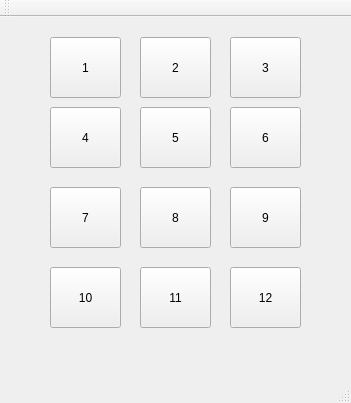
First picture: the form in GUI/mainwindow.ui, repository Maknez/CompProject-, before the edit.
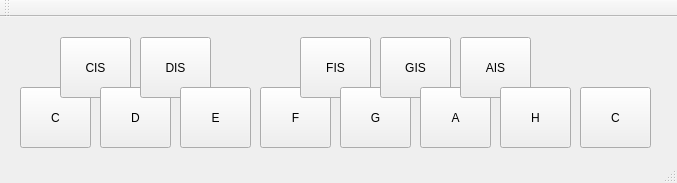
Second picture: the form after the edit.

```diff
--- a/GUI/mainwindow.ui
+++ b/GUI/mainwindow.ui
@@ -6,8 +6,8 @@
    <rect>
     <x>0</x>
     <y>0</y>
-    <width>351</width>
-    <height>403</height>
+    <width>677</width>
+    <height>183</height>
    </rect>
   </property>
   <property name="windowTitle">
@@ -17,157 +17,170 @@
    <widget class="QToolButton" name="toolButton">
     <property name="geometry">
      <rect>
-      <x>50</x>
-      <y>20</y>
+      <x>20</x>
+      <y>70</y>
       <width>71</width>
       <height>61</height>
      </rect>
     </property>
     <property name="text">
-     <string>1</string>
+     <string>C</string>
     </property>
    </widget>
    <widget class="QToolButton" name="toolButton_2">
     <property name="geometry">
      <rect>
-      <x>140</x>
+      <x>60</x>
       <y>20</y>
       <width>71</width>
       <height>61</height>
      </rect>
     </property>
     <property name="text">
-     <string>2</string>
+     <string>CIS</string>
     </property>
    </widget>
    <widget class="QToolButton" name="toolButton_3">
     <property name="geometry">
      <rect>
-      <x>230</x>
-      <y>20</y>
+      <x>100</x>
+      <y>70</y>
       <width>71</width>
       <height>61</height>
      </rect>
     </property>
     <property name="text">
-     <string>3</string>
+     <string>D</string>
     </property>
    </widget>
    <widget class="QToolButton" name="toolButton_4">
     <property name="geometry">
      <rect>
       <x>140</x>
-      <y>90</y>
+      <y>20</y>
       <width>71</width>
       <height>61</height>
      </rect>
     </property>
     <property name="text">
-     <string>5</string>
+     <string>DIS</string>
     </property>
    </widget>
    <widget class="QToolButton" name="toolButton_5">
     <property name="geometry">
      <rect>
-      <x>230</x>
-      <y>90</y>
+      <x>180</x>
+      <y>70</y>
       <width>71</width>
       <height>61</height>
      </rect>
     </property>
     <property name="text">
-     <string>6</string>
+     <string>E</string>
     </property>
    </widget>
    <widget class="QToolButton" name="toolButton_6">
     <property name="geometry">
      <rect>
-      <x>50</x>
-      <y>90</y>
+      <x>260</x>
+      <y>70</y>
       <width>71</width>
       <height>61</height>
      </rect>
     </property>
     <property name="text">
-     <string>4</string>
+     <string>F</string>
     </property>
    </widget>
    <widget class="QToolButton" name="toolButton_7">
     <property name="geometry">
      <rect>
-      <x>140</x>
-      <y>170</y>
+      <x>300</x>
+      <y>20</y>
       <width>71</width>
       <height>61</height>
      </rect>
     </property>
     <property name="text">
-     <string>8</string>
+     <string>FIS</string>
     </property>
    </widget>
    <widget class="QToolButton" name="toolButton_8">
     <property name="geometry">
      <rect>
-      <x>230</x>
-      <y>170</y>
+      <x>340</x>
+      <y>70</y>
       <width>71</width>
       <height>61</height>
      </rect>
     </property>
     <property name="text">
-     <string>9</string>
+     <string>G</string>
     </property>
    </widget>
    <widget class="QToolButton" name="toolButton_9">
     <property name="geometry">
      <rect>
-      <x>50</x>
-      <y>170</y>
+      <x>380</x>
+      <y>20</y>
       <width>71</width>
       <height>61</height>
      </rect>
     </property>
     <property name="text">
-     <string>7</string>
+     <string>GIS</string>
     </property>
    </widget>
    <widget class="QToolButton" name="toolButton_10">
     <property name="geometry">
      <rect>
-      <x>50</x>
-      <y>250</y>
+      <x>420</x>
+      <y>70</y>
       <width>71</width>
       <height>61</height>
      </rect>
     </property>
     <property name="text">
-     <string>10</string>
+     <string>A</string>
     </property>
    </widget>
    <widget class="QToolButton" name="toolButton_11">
     <property name="geometry">
      <rect>
-      <x>140</x>
-      <y>250</y>
+      <x>460</x>
+      <y>20</y>
       <width>71</width>
       <height>61</height>
      </rect>
     </property>
     <property name="text">
-     <string>11</string>
+     <string>AIS</string>
     </property>
    </widget>
    <widget class="QToolButton" name="toolButton_12">
     <property name="geometry">
      <rect>
-      <x>230</x>
-      <y>250</y>
+      <x>500</x>
+      <y>70</y>
       <width>71</width>
       <height>61</height>
      </rect>
     </property>
     <property name="text">
-     <string>12</string>
+     <string>H</string>
+    </property>
+   </widget>
+   <widget class="QToolButton" name="toolButton_13">
+    <property name="geometry">
+     <rect>
+      <x>580</x>
+      <y>70</y>
+      <width>71</width>
+      <height>61</height>
+     </rect>
+    </property>
+    <property name="text">
+     <string>C</string>
     </property>
    </widget>
   </widget>
```
Left out of the diff: 6 changed lines with no effect on the pictures.
